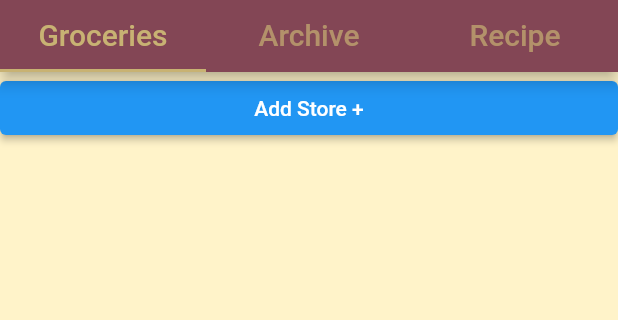
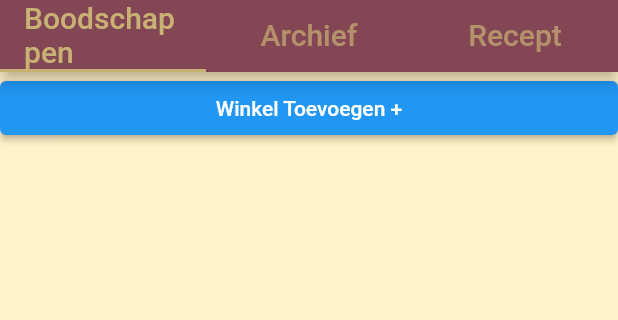
Before and after one commit to emre-yunus/ToBuy, a Flutter app: the screen it shows after launch, after a tap on "Nederlands", on a phone screen of 412 x 824 dp, the part 84-404 px from its top. Run offline on Flutter 3.47's test engine with Material 2 defaults, Android fonts, the phone set to English and light mode, and no system bars; our stand-ins replace audioplayers, csv, shared_preferences, video_player.

Commit message:
Added Multiple language support with inheritedWidget.

```diff
--- a/lib/widgets/buttons/button_add_archive_product.dart
+++ b/lib/widgets/buttons/button_add_archive_product.dart
@@ -1,5 +1,6 @@
 import 'package:flutter/material.dart';
 import 'dropdownmenu_stores.dart';
+import '../inheritance/translator.dart';
 
 class AddArchiveProductButton extends StatefulWidget {
   final String productName;
@@ -23,6 +24,12 @@ class AddArchiveProductButton extends StatefulWidget {
 class _AddArchiveProductButtonState extends State<AddArchiveProductButton> {
   String chosenStore = "";
 
+  //translations
+  List<String> addProductTranslation = ["Add Product", "Product Toevoegen"];
+  List<String> pickStoreTranslation = ["Pick a store:", "Kies een winkel:"];
+  List<String> cancelTranslation = ["Cancel", "Annuleer"];
+  List<String> addTranslation = ["Add", "Toevoegen"];
+
   @override
   void initState() {
     if (widget.storesAndItems.isNotEmpty) chosenStore = widget.getFirstStore();
@@ -35,19 +42,19 @@ class _AddArchiveProductButtonState extends State<AddArchiveProductButton> {
   }
 
   @override
-  Widget build(BuildContext context) {
+  Widget build(BuildContext primaryContext) {
     return ElevatedButton(
       onPressed: () => showDialog<String>(
-        context: context,
+        context: primaryContext,
         builder: (BuildContext context) => AlertDialog(
-          title: const Text('Add Product'),
+          title: Text(addProductTranslation[TranslatorInheritedWidget.of(primaryContext).translationIndex]),
           content: null,
           actions: <Widget>[
             Row(
               children: [
-                const Padding(
-                  padding: EdgeInsets.fromLTRB(15.0, 0.0, 15.0, 0.0),
-                  child: Text("Pick a store:"),
+                Padding(
+                  padding: const EdgeInsets.fromLTRB(15.0, 0.0, 15.0, 0.0),
+                  child: Text(pickStoreTranslation[TranslatorInheritedWidget.of(primaryContext).translationIndex]),
                 ),
                 DropDownMenuStores(
                   chosenStore: chosenStore,
@@ -61,22 +68,22 @@ class _AddArchiveProductButtonState extends State<AddArchiveProductButton> {
               mainAxisAlignment: MainAxisAlignment.end,
               children: [
                 TextButton(
-                  onPressed: () => Navigator.pop(context, 'Cancel'),
-                  child: const Text('Cancel'),
+                  onPressed: () => Navigator.pop(context, cancelTranslation[TranslatorInheritedWidget.of(primaryContext).translationIndex]),
+                  child: Text(cancelTranslation[TranslatorInheritedWidget.of(primaryContext).translationIndex]),
                 ),
                 TextButton(
                   onPressed: () {
                     widget.addProduct(widget.productName, chosenStore);
-                    Navigator.pop(context, 'Add');
+                    Navigator.pop(context, addTranslation[TranslatorInheritedWidget.of(primaryContext).translationIndex]);
                   },
-                  child: const Text('Add'),
+                  child: Text(addTranslation[TranslatorInheritedWidget.of(primaryContext).translationIndex]),
                 ),
               ],
             ),
           ],
         ),
       ),
-      child: const Text('Add Product +'),
+      child: Text("+"),
     );
   }
 }
--- a/lib/widgets/buttons/button_add_product.dart
+++ b/lib/widgets/buttons/button_add_product.dart
@@ -1,5 +1,6 @@
 import 'package:flutter/material.dart';
 import 'dropdownmenu_stores.dart';
+import '../inheritance/translator.dart';
 
 class AddProductButton extends StatefulWidget {
   final String title;
@@ -23,6 +24,14 @@ class _AddProductButtonState extends State<AddProductButton> {
   String _valueText = "";
   String chosenStore = "";
 
+  //translations
+  List<String> addProductTranslation = ["Add Product", "Product Toevoegen"];
+  List<String> nameOfProductTranslation = ["Name of product", "Productnaam"];
+  List<String> pickStoreTranslation = ["Pick a store:", "Kies een winkel:"];
+  List<String> cancelTranslation = ["Cancel", "Annuleer"];
+  List<String> addTranslation = ["Add", "Toevoegen"];
+  List<String> addProductPlusTranslation = ["Add Product +", "Product Toevoegen +"];
+
   @override
   void initState() {
     // it cannot get the first store if the storesAndItems list is empty
@@ -36,12 +45,12 @@ class _AddProductButtonState extends State<AddProductButton> {
   }
 
   @override
-  Widget build(BuildContext context) {
+  Widget build(BuildContext primaryContext) {
     return ElevatedButton(
       onPressed: () => showDialog<String>(
-        context: context,
+        context: primaryContext,
         builder: (BuildContext context) => AlertDialog(
-          title: const Text('Add Product'),
+          title: Text(addProductTranslation[TranslatorInheritedWidget.of(primaryContext).translationIndex]),
           content: TextField(
             onChanged: (value) {
               setState(() {
@@ -49,14 +58,14 @@ class _AddProductButtonState extends State<AddProductButton> {
               });
             },
             //controller: _textFieldController,
-            decoration: InputDecoration(hintText: "Name of product"),
+            decoration: InputDecoration(hintText: nameOfProductTranslation[TranslatorInheritedWidget.of(primaryContext).translationIndex]),
           ),
           actions: <Widget>[
             Row(
               children: [
-                const Padding(
-                  padding: EdgeInsets.fromLTRB(15.0, 0.0, 15.0, 0.0),
-                  child: Text("Pick a store:"),
+                Padding(
+                  padding: const EdgeInsets.fromLTRB(15.0, 0.0, 15.0, 0.0),
+                  child: Text(pickStoreTranslation[TranslatorInheritedWidget.of(primaryContext).translationIndex]),
                 ),
                 DropDownMenuStores(
                     chosenStore: chosenStore,
@@ -70,24 +79,24 @@ class _AddProductButtonState extends State<AddProductButton> {
               mainAxisAlignment: MainAxisAlignment.end,
               children: [
                 TextButton(
-                  onPressed: () => Navigator.pop(context, 'Cancel'),
-                  child: const Text('Cancel'),
+                  onPressed: () => Navigator.pop(context, cancelTranslation[TranslatorInheritedWidget.of(primaryContext).translationIndex]),
+                  child: Text(cancelTranslation[TranslatorInheritedWidget.of(primaryContext).translationIndex]),
                 ),
                 TextButton(
                   onPressed: () {
                     if (_valueText != "") {
                       widget.addProduct(_valueText, chosenStore);
                     }
-                    Navigator.pop(context, 'Add');
+                    Navigator.pop(context, addTranslation[TranslatorInheritedWidget.of(primaryContext).translationIndex]);
                   },
-                  child: const Text('Add'),
+                  child: Text(addTranslation[TranslatorInheritedWidget.of(primaryContext).translationIndex]),
                 ),
               ],
             ),
           ],
         ),
       ),
-      child: const Text('Add Product +'),
+      child: Text(addProductPlusTranslation[TranslatorInheritedWidget.of(primaryContext).translationIndex]),
     );
   }
 }
--- a/lib/widgets/buttons/button_add_store.dart
+++ b/lib/widgets/buttons/button_add_store.dart
@@ -1,4 +1,5 @@
 import 'package:flutter/material.dart';
+import '../inheritance/translator.dart';
 
 class AddStoreButton extends StatefulWidget {
   final Function addStore;
@@ -13,13 +14,20 @@ class AddStoreButton extends StatefulWidget {
 class _AddStoreButtonState extends State<AddStoreButton> {
   String _valueText = "";
 
+  //translations
+  List<String> addStoreTranslation = ["Add Store", "Winkel Toevoegen"];
+  List<String> nameOfStoreTranslation = ["Name Of Store", "Winkelnaam"];
+  List<String> cancelTranslation = ["Cancel", "Annuleer"];
+  List<String> addTranslation = ["Add", "Toevoegen"];
+  List<String> addStorePlusTranslation = ["Add Store +", "Winkel Toevoegen +"];
+
   @override
-  Widget build(BuildContext context) {
+  Widget build(BuildContext primaryContext) {
     return ElevatedButton(
       onPressed: () => showDialog<String>(
-        context: context,
+        context: primaryContext,
         builder: (BuildContext context) => AlertDialog(
-          title: const Text('Add Store'),
+          title: Text(addStoreTranslation[TranslatorInheritedWidget.of(primaryContext).translationIndex]),
           content: TextField(
             onChanged: (value) {
               setState(() {
@@ -27,29 +35,29 @@ class _AddStoreButtonState extends State<AddStoreButton> {
               });
             },
             //controller: _textFieldController,
-            decoration: InputDecoration(hintText: "Name of store"),
+            decoration: InputDecoration(hintText: nameOfStoreTranslation[TranslatorInheritedWidget.of(primaryContext).translationIndex]),
           ),
           actions: <Widget>[
             Row(
               mainAxisAlignment: MainAxisAlignment.end,
               children: [
                 TextButton(
-                  onPressed: () => Navigator.pop(context, 'Cancel'),
-                  child: const Text('Cancel'),
+                  onPressed: () => Navigator.pop(context, cancelTranslation[TranslatorInheritedWidget.of(primaryContext).translationIndex]),
+                  child: Text(cancelTranslation[TranslatorInheritedWidget.of(primaryContext).translationIndex]),
                 ),
                 TextButton(
                   onPressed: () {
                       widget.addStore(_valueText);
-                      Navigator.pop(context, 'Add');
+                      Navigator.pop(context, addTranslation[TranslatorInheritedWidget.of(primaryContext).translationIndex]);
                   },
-                  child: const Text('Add'),
+                  child: Text(addTranslation[TranslatorInheritedWidget.of(primaryContext).translationIndex]),
                 ),
               ],
             ),
           ],
         ),
       ),
-      child: const Text('Add Store +'),
+      child: Text(addStorePlusTranslation[TranslatorInheritedWidget.of(primaryContext).translationIndex]),
     );
   }
 }
--- /dev/null
+++ b/lib/widgets/inheritance/translator.dart
@@ -0,0 +1,16 @@
+import 'package:flutter/material.dart';
+
+
+
+class TranslatorInheritedWidget extends InheritedWidget {
+  final int translationIndex;
+
+  TranslatorInheritedWidget(this.translationIndex, Widget child) : super(child: child);
+
+  static TranslatorInheritedWidget of(BuildContext context) =>
+      context.dependOnInheritedWidgetOfExactType<TranslatorInheritedWidget>() as TranslatorInheritedWidget;
+
+  @override
+  bool updateShouldNotify(TranslatorInheritedWidget oldWidget) =>
+    oldWidget.translationIndex != oldWidget.translationIndex;
+}
--- a/lib/widgets/language_screen.dart
+++ b/lib/widgets/language_screen.dart
@@ -50,7 +50,7 @@ class _LanguageScreenState extends State<LanguageScreen> {
                         context,
                         MaterialPageRoute(
                             builder: (context) =>
-                                const MainScreen(language: "English")));
+                                MainScreen(translationIndex: 0,)));
                   },
                 ),
               ),
@@ -67,7 +67,7 @@ class _LanguageScreenState extends State<LanguageScreen> {
                         context,
                         MaterialPageRoute(
                             builder: (context) =>
-                                const MainScreen(language: "Nederlands")));
+                                MainScreen(translationIndex: 1,)));
                   },
                 ),
               ),
--- a/lib/widgets/mainscreen.dart
+++ b/lib/widgets/mainscreen.dart
@@ -4,11 +4,12 @@ import 'dart:convert';
 import 'groceries_list.dart';
 import 'groceries_archive.dart';
 import 'recipe_screen.dart';
+import 'inheritance/translator.dart';
 
 class MainScreen extends StatefulWidget {
-  final String language;
+  final int translationIndex;
 
-  const MainScreen({required this.language});
+  const MainScreen({ required this.translationIndex });
 
   @override
   State<MainScreen> createState() => _MainScreenState();
@@ -17,6 +18,11 @@ class MainScreen extends StatefulWidget {
 class _MainScreenState extends State<MainScreen> {
   String groceryList = "[]";
   String storeName = "";
+
+  //translations
+  List<String> groceriesTranslation = ["Groceries", "Boodschappen"];
+  List<String> archiveTranslation = ["Archive", "Archief"];
+  List<String> recipeTranslation = ["Recipe", "Recept"];
 
   @override
   void initState() {
@@ -144,7 +150,9 @@ class _MainScreenState extends State<MainScreen> {
     return true;
   }
 
-  Widget build(BuildContext buildContext) => MaterialApp(
+  Widget build(BuildContext buildContext) => TranslatorInheritedWidget(
+      widget.translationIndex,
+      MaterialApp(
         debugShowCheckedModeBanner: false,
         home: DefaultTabController(
           length: 3,
@@ -177,23 +185,23 @@ class _MainScreenState extends State<MainScreen> {
                 ],
               ),
               bottom: TabBar(
-                  labelColor: const Color(0xffc8b273),
-                  indicatorColor: const Color(0xffc8b273),
+                  labelColor: Color(0xffc8b273),
+                  indicatorColor: Color(0xffc8b273),
                   tabs: [
                     Tab(
                         child: Text(
-                      "Groceries",
-                      style: TextStyle(fontSize: 20),
+                          groceriesTranslation[widget.translationIndex],
+                          style: const TextStyle(fontSize: 20),
                         )),
                     Tab(
                         child: Text(
-                      "Archive",
-                      style: TextStyle(fontSize: 20),
+                          archiveTranslation[widget.translationIndex],
+                          style: const TextStyle(fontSize: 20),
                         )),
                     Tab(
                         child: Text(
-                      "Recipe",
-                      style: TextStyle(fontSize: 20),
+                          recipeTranslation[widget.translationIndex],
+                          style: const TextStyle(fontSize: 20),
                         ))
                   ]),
             ),
@@ -221,6 +229,7 @@ class _MainScreenState extends State<MainScreen> {
             ]),
           ),
         ),
+      ),
   );
 
   Future<void> save(String naam, String waarde) async {
```
Also changed, not shown: lib/widgets/buttons/button_delete_product.dart (+18 -9 lines), lib/widgets/buttons/button_delete_store.dart (+17 -9 lines), lib/widgets/groceries_archive.dart (+7 -2 lines), lib/widgets/groceries_list.dart (+5 -2 lines). Lines whose indentation alone changed are shown as unchanged.
